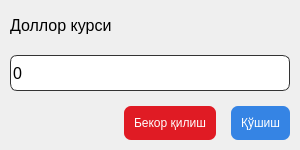
First picture: the form in ui/dollor_kursi_form.ui, repository JavokhirMamirov/shopapp, before the edit.
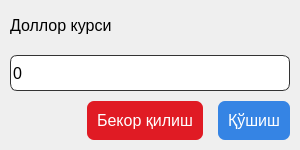
Second picture: the form after the edit.

The edit to the form file:
```diff
--- a/ui/dollor_kursi_form.ui
+++ b/ui/dollor_kursi_form.ui
@@ -129,6 +129,11 @@
      </item>
      <item>
       <widget class="QPushButton" name="pushButton_6">
+       <property name="font">
+        <font>
+         <pointsize>12</pointsize>
+        </font>
+       </property>
        <property name="styleSheet">
         <string notr="true">QPushButton{
 	border:none;
@@ -152,6 +157,11 @@
      </item>
      <item>
       <widget class="QPushButton" name="pushButton_7">
+       <property name="font">
+        <font>
+         <pointsize>12</pointsize>
+        </font>
+       </property>
        <property name="styleSheet">
         <string notr="true">QPushButton{
 	border:none;
```
